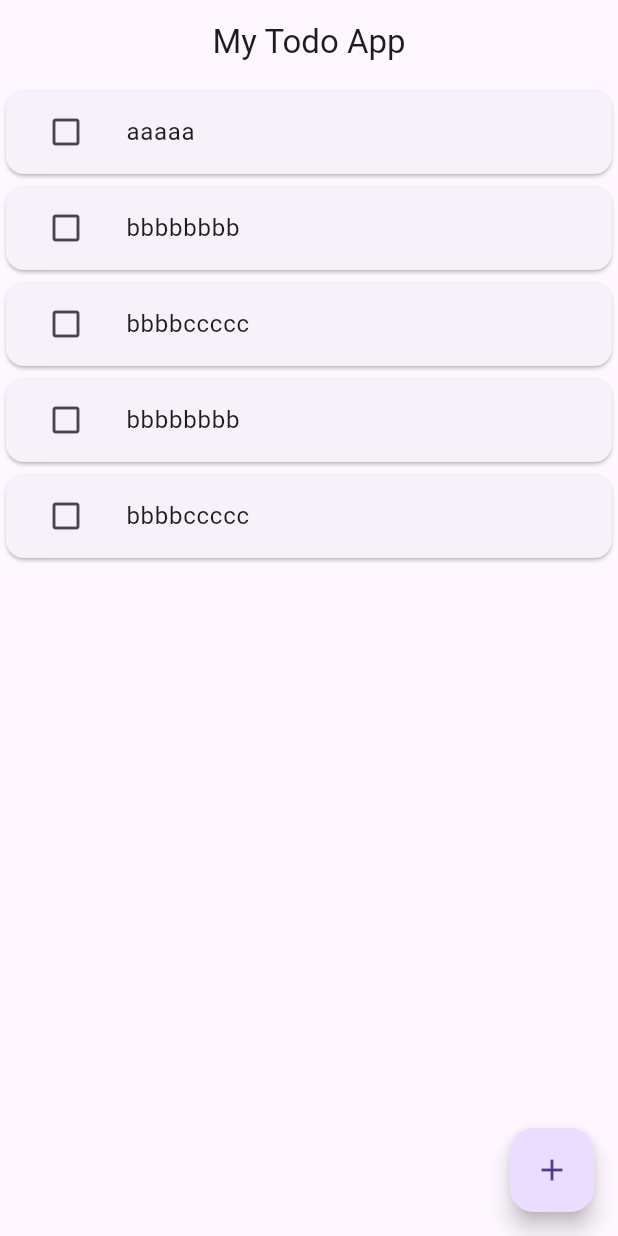
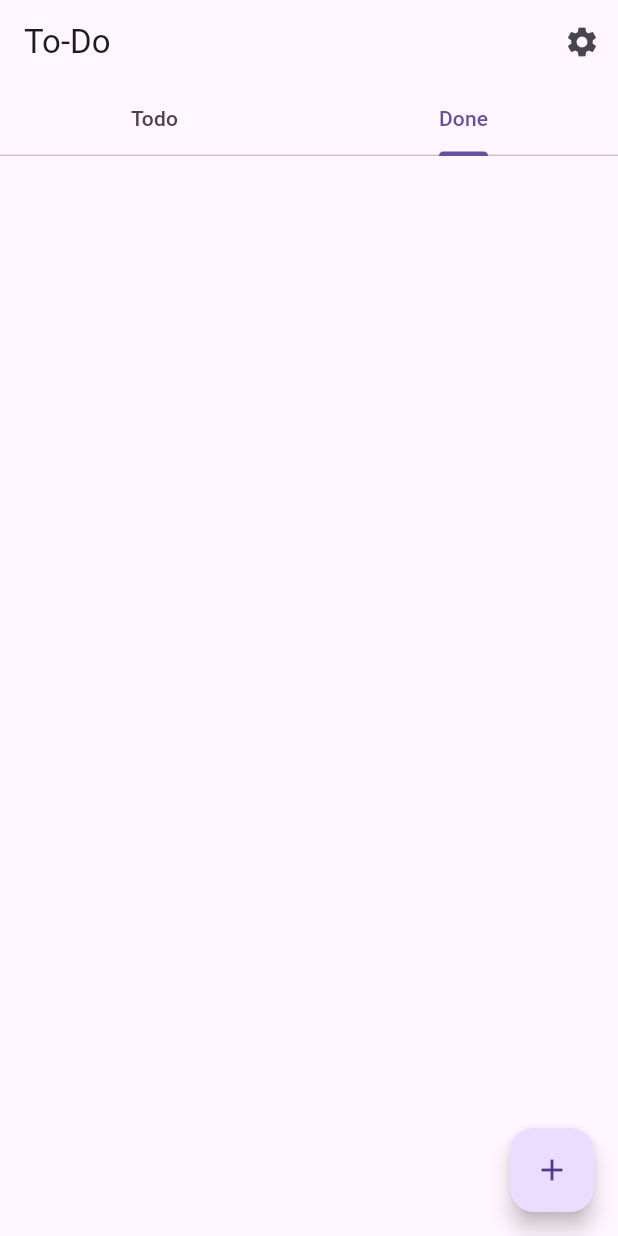
Before and after one commit to sarushili0430/flutter_todolist, a Flutter app: the screen it shows after launch, on a phone screen of 412 x 824 dp. Run offline on Flutter 3.47's test engine with Material 3 defaults, Android fonts, the phone set to English and light mode, and no system bars; our stand-ins replace flutter_riverpod, freezed_annotation, riverpod_annotation; generated files the repository leaves out were written again.

Commit message:
feat: Added new tabs and UI changes

```diff
--- a/lib/main.dart
+++ b/lib/main.dart
@@ -8,15 +8,18 @@ void main() {
 }
 
 class MyTodoApp extends StatelessWidget {
+  const MyTodoApp({super.key});
+
   @override
   Widget build(BuildContext context) {
-    const title = "My Todo App";
+    const title = "To-Do";
     return MaterialApp(
       // アプリ名
       title: title,
       theme: ThemeData(
         // テーマカラー
         primarySwatch: Colors.blue,
+        useMaterial3: true,
       ),
       // リスト一覧画面を表示
       home: TodoListPage(title: title),
@@ -26,6 +29,7 @@ class MyTodoApp extends StatelessWidget {
             ),
         '/todo_add': (BuildContext context) => TodoAddPage()
       },
+      debugShowCheckedModeBanner: false,
     );
   }
 }
--- a/lib/view/main_page.dart
+++ b/lib/view/main_page.dart
@@ -11,35 +11,56 @@ class TodoListPage extends ConsumerWidget {
   @override
   Widget build(BuildContext context, WidgetRef ref) {
     //Riverpod 2.0からProviderは自動生成されるようになった
-    final List<Todo> _todos = ref.watch(todoNotifierProvider);
-    return Scaffold(
+    //settingsマークにpaddingを持たせる
+    return DefaultTabController(
+      initialIndex: 1,
+      length: 2,
+      child: Scaffold(
         appBar: AppBar(
             title: Text(title),
-        centerTitle: true,
+            actions: [
+              IconButton(onPressed: () => {}, icon: Icon(Icons.settings))
+            ],
+            bottom: TabBar(tabs: [
+              Tab(text: "Todo"),
+              Tab(text: "Done"),
+            ])),
+        body: TabBarView(
+          children: [
+            Center(
+              child: TodoList(),
             ),
-      body: Center(
-        child: TodoList(),
+            Center(
+              child: DoneList(),
+            )
+          ],
         ),
         floatingActionButton: FloatingActionButton(
             child: Icon(Icons.add),
-          onPressed: () async {
-            final newTodo = await Navigator.of(context).pushNamed('/todo_add');
+            onPressed: () {
+              Navigator.of(context).pushNamed('/todo_add');
             }),
+      ),
     );
   }
 }
 
-class TodoList extends ConsumerWidget {
+class DoneList extends ConsumerWidget {
+  const DoneList({super.key});
+
+  //idを持たせて状態を管理する
+
   @override
   Widget build(BuildContext context, WidgetRef ref) {
     final List<Todo> todos = ref.watch(todoNotifierProvider);
+    final List<Todo> finishedList = getFinishedList(todos);
     return ListView.builder(
-        itemCount: todos.length,
+        itemCount: finishedList.length,
         itemBuilder: (context, index) {
           return Card(
               child: ListTile(
             leading: IconButton(
-              icon: Icon(todos[index].status
+              icon: Icon(finishedList[index].status
                   ? Icons.check_box
                   : Icons.check_box_outline_blank),
               onPressed: () {
@@ -47,8 +68,55 @@ class TodoList extends ConsumerWidget {
                 print(todos);
               },
             ),
-            title: Text(todos[index].title),
+            title: Text(finishedList[index].title),
           ));
         });
   }
 }
+
+class TodoList extends ConsumerWidget {
+  const TodoList({super.key});
+
+  @override
+  Widget build(BuildContext context, WidgetRef ref) {
+    final List<Todo> todos = ref.watch(todoNotifierProvider);
+    final List<Todo> todoList = getTodoList(todos);
+    return ListView.builder(
+        itemCount: todoList.length,
+        itemBuilder: (context, index) {
+          return Card(
+              child: ListTile(
+            leading: IconButton(
+              icon: Icon(todoList[index].status
+                  ? Icons.check_box
+                  : Icons.check_box_outline_blank),
+              onPressed: () {
+                ref.read(todoNotifierProvider.notifier).updateTodo(index);
+                print(todoList);
+              },
+            ),
+            title: Text(todoList[index].title),
+          ));
+        });
+  }
+}
+
+List<Todo> getTodoList(List<Todo> todoList) {
+  List<Todo> currentTodoList = [];
+  for (final task in todoList) {
+    if (task.status == false) {
+      currentTodoList.add(task);
+    }
+  }
+  return currentTodoList;
+}
+
+List<Todo> getFinishedList(List<Todo> todoList) {
+  List<Todo> finishedList = [];
+  for (final task in todoList) {
+    if (task.status == true) {
+      finishedList.add(task);
+    }
+  }
+  return finishedList;
+}
--- a/lib/view_model/todo_view_model.dart
+++ b/lib/view_model/todo_view_model.dart
@@ -1,4 +1,3 @@
-import 'package:flutter/material.dart';
 import 'package:riverpod_annotation/riverpod_annotation.dart';
 import '../model/todo.dart';
 
@@ -8,7 +7,6 @@ part 'todo_view_model.g.dart';
 class TodoNotifier extends _$TodoNotifier {
   @override
   List<Todo> build() {
-    // TODO: implement build
     return [
       Todo(title: "aaaaa", status: false),
       Todo(title: "bbbbbbbb", status: false),
@@ -29,6 +27,8 @@ class TodoNotifier extends _$TodoNotifier {
   }
 
   void deleteTodo(Todo todo) {
-    state.remove(todo);
+    final newList = List<Todo>.from(state);
+    newList.remove(todo);
+    state = newList;
   }
 }
```
Also changed, not shown: lib/view/todo_add_page.dart (+16 -10 lines). Lines whose indentation alone changed are shown as unchanged.
